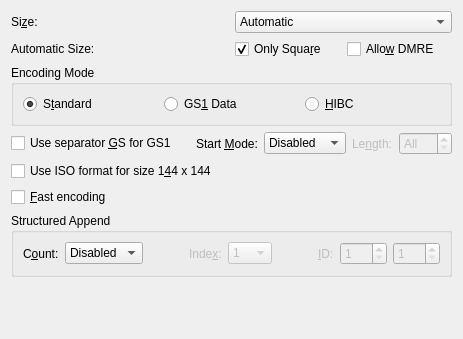
The window that frontend_qt/grpDM.ui (josbu/zint) describes before a commit, drawn with Qt 5.
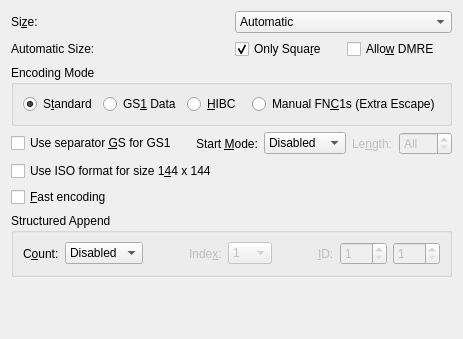
The same window after the commit.

```diff
--- a/frontend_qt/grpDM.ui
+++ b/frontend_qt/grpDM.ui
@@ -389,6 +389,18 @@
         </property>
        </widget>
       </item>
+      <item row="0" column="3">
+       <widget class="QRadioButton" name="radDMExtraEsc">
+        <property name="text">
+         <string>Manual FN&amp;C1s (Extra Escape)</string>
+        </property>
+        <property name="toolTip">
+         <string>Process special escape sequence &quot;\^1&quot;
+allowing manual FNC1s
+(literal &quot;\^&quot; may be escaped with &quot;\^^&quot;)</string>
+        </property>
+       </widget>
+      </item>
      </layout>
     </widget>
    </item>
```
